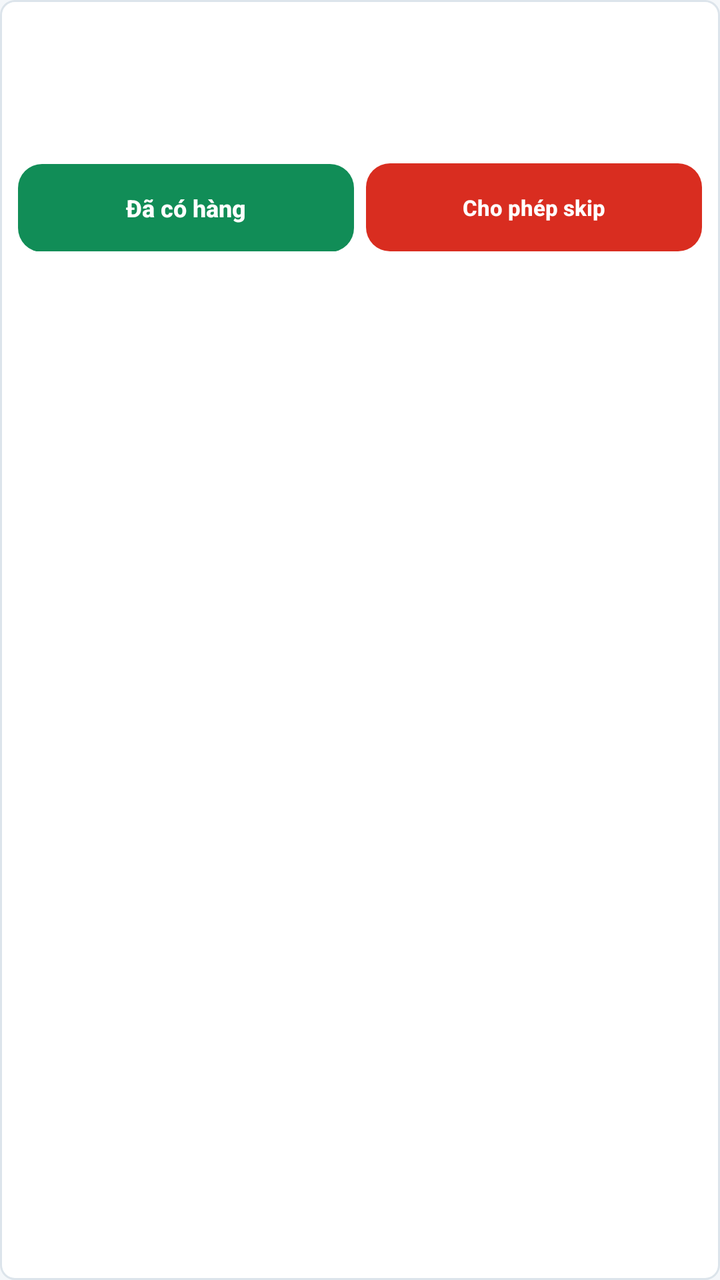
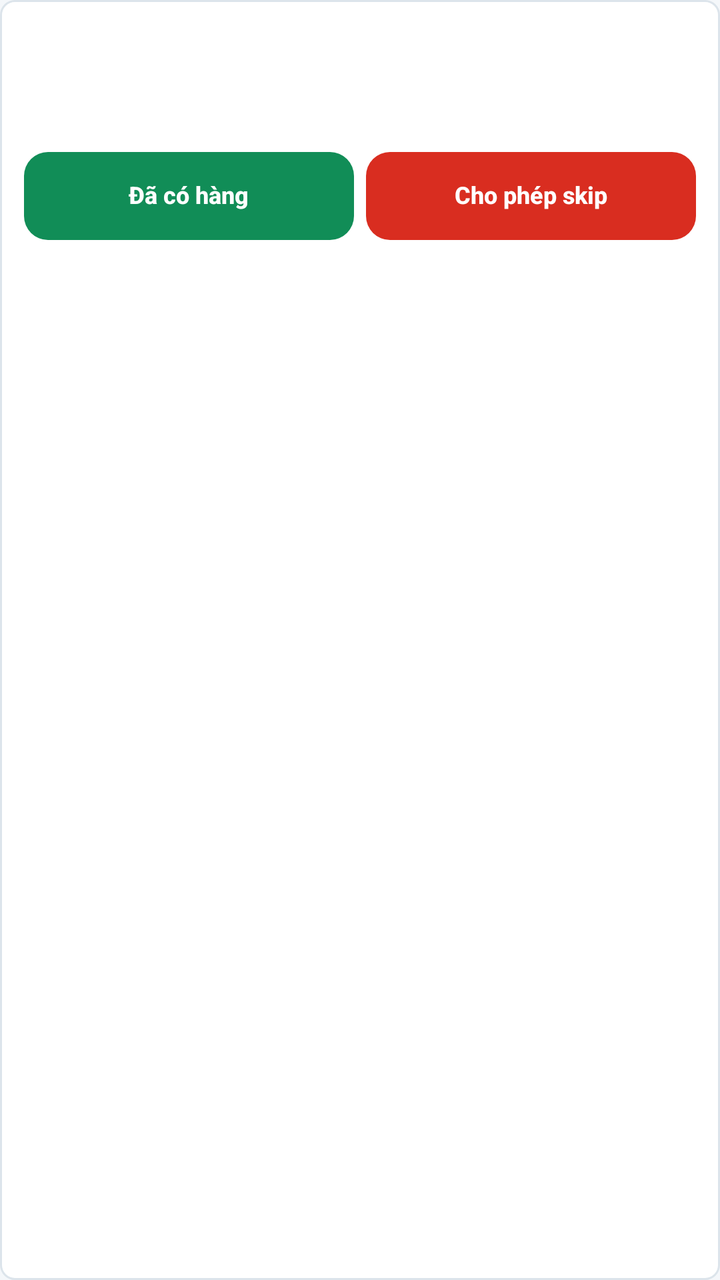

An Android layout rendered at two revisions. The XML below is the earlier revision; the diff shows what the commit changed to produce the second picture.
<!-- AndroidManifest.xml: application theme AppTheme -->
<!-- res/layout/row_reporter_issue.xml -->
<?xml version="1.0" encoding="utf-8"?>
<LinearLayout xmlns:android="http://schemas.android.com/apk/res/android"
    android:id="@+id/reporterRowRoot"
    android:layout_width="match_parent"
    android:layout_height="wrap_content"
    android:background="@drawable/bg_card"
    android:orientation="vertical"
    android:padding="9dp">

    <LinearLayout
        android:layout_width="match_parent"
        android:layout_height="wrap_content"
        android:gravity="center_vertical"
        android:orientation="horizontal">
        <TextView
            android:id="@+id/tvReporterSku"
            android:layout_width="0dp"
            android:layout_height="wrap_content"
            android:layout_weight="1"
            android:textColor="@color/navy_900"
            android:textSize="18sp"
            android:textStyle="bold" />
        <TextView
            android:id="@+id/tvReporterElapsed"
            android:layout_width="wrap_content"
            android:layout_height="wrap_content"
            android:textColor="@color/red_600"
            android:textSize="12sp"
            android:textStyle="bold" />
    </LinearLayout>

    <TextView
        android:id="@+id/tvReporterProduct"
        android:layout_width="match_parent"
        android:layout_height="wrap_content"
        android:layout_marginTop="5dp"
        android:ellipsize="end"
        android:maxLines="2"
        android:textColor="@color/text_primary"
        android:textSize="13sp"
        android:textStyle="bold" />

    <TextView
        android:id="@+id/tvReporterMeta"
        android:layout_width="match_parent"
        android:layout_height="wrap_content"
        android:layout_marginTop="4dp"
        android:textColor="@color/text_secondary"
        android:textSize="11.5sp" />

    <LinearLayout
        android:id="@+id/reporterActions"
        android:layout_width="match_parent"
        android:layout_height="44dp"
        android:layout_marginTop="6dp"
        android:orientation="horizontal">
        <Button
            android:id="@+id/btnReporterHasStock"
            android:layout_width="0dp"
            android:layout_height="44dp"
            android:layout_weight="1"
            android:layout_marginEnd="3dp"
            android:background="@drawable/bg_button_success"
            android:autoSizeMaxTextSize="12sp"
            android:autoSizeMinTextSize="9sp"
            android:autoSizeStepGranularity="1sp"
            android:autoSizeTextType="uniform"
            android:maxLines="1"
            android:text="Đã có hàng"
            android:textColor="@color/white"
            android:textSize="12sp"
            android:textStyle="bold" />
        <Button
            android:id="@+id/btnReporterSkip"
            android:layout_width="0dp"
            android:layout_height="44dp"
            android:layout_weight="1"
            android:layout_marginStart="3dp"
            android:background="@drawable/bg_button_danger"
            android:autoSizeMaxTextSize="12sp"
            android:autoSizeMinTextSize="9sp"
            android:autoSizeStepGranularity="1sp"
            android:autoSizeTextType="uniform"
            android:maxLines="1"
            android:text="Cho phép skip"
            android:textColor="@color/white"
            android:textSize="12sp"
            android:textStyle="bold" />
    </LinearLayout>
</LinearLayout>
<!-- resources referenced by this layout -->
<resources>
  <color name="navy_900">#082A4A</color>
  <color name="red_600">#D92D20</color>
  <color name="text_primary">#172334</color>
  <color name="text_secondary">#607184</color>
  <color name="white">#FFFFFF</color>
  <!-- drawable bg_button_danger (drawable) -->
  <?xml version="1.0" encoding="utf-8"?>
  <shape xmlns:android="http://schemas.android.com/apk/res/android" android:shape="rectangle">
      <solid android:color="@color/red_600" />
      <corners android:radius="12dp" />
      <padding android:left="16dp" android:top="14dp" android:right="16dp" android:bottom="14dp" />
  </shape>
  <!-- drawable bg_button_success (drawable) -->
  <?xml version="1.0" encoding="utf-8"?>
  <shape xmlns:android="http://schemas.android.com/apk/res/android" android:shape="rectangle">
      <solid android:color="@color/green_600" />
      <corners android:radius="12dp" />
      <padding android:left="16dp" android:top="12dp" android:right="16dp" android:bottom="12dp" />
  </shape>
  <!-- drawable bg_card (drawable) -->
  <?xml version="1.0" encoding="utf-8"?>
  <shape xmlns:android="http://schemas.android.com/apk/res/android" android:shape="rectangle">
      <solid android:color="@color/surface_card" />
      <corners android:radius="7dp" />
      <stroke android:width="1dp" android:color="@color/border" />
      <padding android:left="5dp" android:top="5dp" android:right="5dp" android:bottom="5dp" />
  </shape>
  <color name="green_600">#118D57</color>
  <color name="surface_card">#FFFFFF</color>
  <color name="border">#DCE4EB</color>
  <style name="Widget.BaoHang.Button" parent="@android:style/Widget.Material.Button">
          <item name="android:minHeight">48dp</item>
          <item name="android:textSize">14sp</item>
          <item name="android:textColor">@color/navy_900</item>
          <item name="android:textAllCaps">false</item>
          <item name="android:fontFamily">sans-serif-medium</item>
          <item name="android:background">@drawable/bg_button_secondary</item>
          <item name="android:paddingLeft">14dp</item>
          <item name="android:paddingRight">14dp</item>
          <item name="android:stateListAnimator">@null</item>
      </style>
  <style name="Widget.BaoHang.EditText" parent="@android:style/Widget.Material.EditText">
          <item name="android:minHeight">50dp</item>
          <item name="android:textSize">15sp</item>
          <item name="android:textColor">@color/text_primary</item>
          <item name="android:textColorHint">@color/text_secondary</item>
          <item name="android:background">@drawable/bg_input</item>
          <item name="android:paddingLeft">14dp</item>
          <item name="android:paddingRight">14dp</item>
          <item name="android:paddingTop">10dp</item>
          <item name="android:paddingBottom">10dp</item>
      </style>
  <color name="blue_600">#1D63D4</color>
  <color name="surface">#F4F7FA</color>
  <!-- drawable bg_button_secondary (drawable) -->
  <?xml version="1.0" encoding="utf-8"?>
  <shape xmlns:android="http://schemas.android.com/apk/res/android" android:shape="rectangle">
      <solid android:color="@color/surface_card" />
      <corners android:radius="10dp" />
      <stroke android:width="1dp" android:color="@color/border_strong" />
      <padding android:left="16dp" android:top="12dp" android:right="16dp" android:bottom="12dp" />
  </shape>
  <!-- drawable bg_input (drawable) -->
  <?xml version="1.0" encoding="utf-8"?>
  <shape xmlns:android="http://schemas.android.com/apk/res/android" android:shape="rectangle">
      <solid android:color="@color/surface_card" />
      <corners android:radius="10dp" />
      <stroke android:width="1dp" android:color="@color/border_strong" />
      <padding android:left="12dp" android:top="11dp" android:right="12dp" android:bottom="11dp" />
  </shape>
  <color name="border_strong">#B8C5D1</color>
  <!-- unchanged entries left out for length: 1 -->
</resources>

<!-- the commit's change to res/layout/row_reporter_issue.xml (unified diff, before → after) -->
@@ -19,14 +19,16 @@
             android:layout_weight="1"
             android:textColor="@color/navy_900"
             android:textSize="18sp"
-            android:textStyle="bold" />
+            android:textStyle="bold"
+            android:includeFontPadding="false" />
         <TextView
             android:id="@+id/tvReporterElapsed"
             android:layout_width="wrap_content"
             android:layout_height="wrap_content"
             android:textColor="@color/red_600"
             android:textSize="12sp"
-            android:textStyle="bold" />
+            android:textStyle="bold"
+            android:includeFontPadding="false" />
     </LinearLayout>
 
     <TextView
@@ -38,7 +40,8 @@
         android:maxLines="2"
         android:textColor="@color/text_primary"
         android:textSize="13sp"
-        android:textStyle="bold" />
+        android:textStyle="bold"
+            android:includeFontPadding="false" />
 
     <TextView
         android:id="@+id/tvReporterMeta"
@@ -59,6 +62,7 @@
             android:layout_width="0dp"
             android:layout_height="44dp"
             android:layout_weight="1"
+            android:layout_marginStart="3dp"
             android:layout_marginEnd="3dp"
             android:background="@drawable/bg_button_success"
             android:autoSizeMaxTextSize="12sp"
@@ -69,13 +73,15 @@
             android:text="Đã có hàng"
             android:textColor="@color/white"
             android:textSize="12sp"
-            android:textStyle="bold" />
+            android:textStyle="bold"
+            android:includeFontPadding="false" />
         <Button
             android:id="@+id/btnReporterSkip"
             android:layout_width="0dp"
             android:layout_height="44dp"
             android:layout_weight="1"
             android:layout_marginStart="3dp"
+            android:layout_marginEnd="3dp"
             android:background="@drawable/bg_button_danger"
             android:autoSizeMaxTextSize="12sp"
             android:autoSizeMinTextSize="9sp"
@@ -85,6 +91,7 @@
             android:text="Cho phép skip"
             android:textColor="@color/white"
             android:textSize="12sp"
-            android:textStyle="bold" />
+            android:textStyle="bold"
+            android:includeFontPadding="false" />
     </LinearLayout>
 </LinearLayout>
